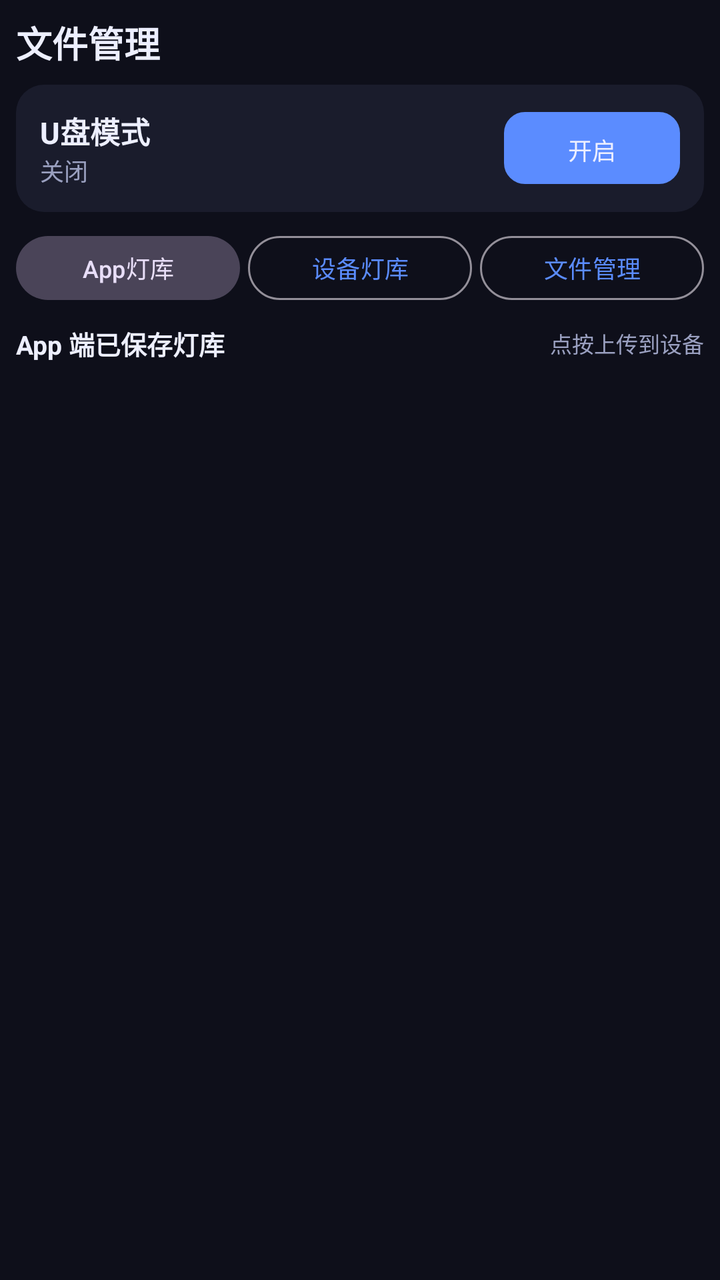
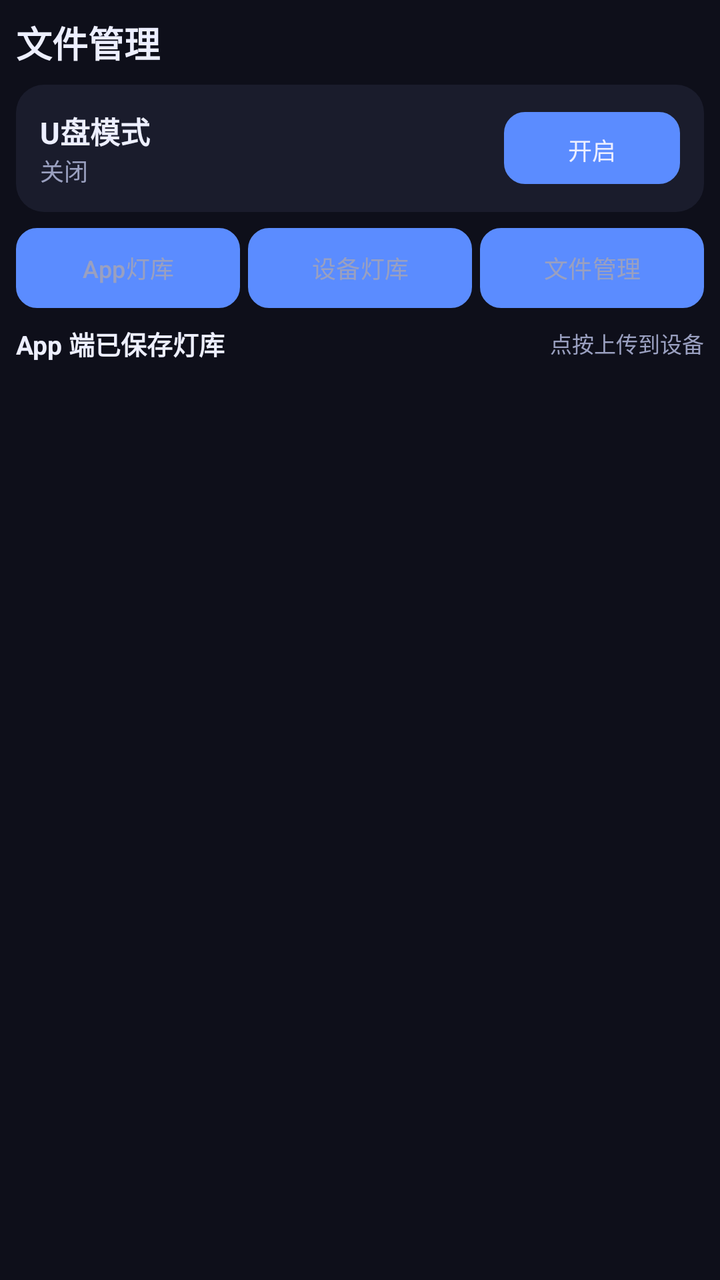

Before-and-after screenshots of an Android layout around one commit, followed by the original layout XML and the change that was made.
<!-- AndroidManifest.xml: application theme Theme.StageDMX -->
<!-- res/layout/page_storage.xml -->
<?xml version="1.0" encoding="utf-8"?>
<LinearLayout xmlns:android="http://schemas.android.com/apk/res/android"
    android:layout_width="match_parent"
    android:layout_height="match_parent"
    android:orientation="vertical"
    android:background="@color/bg"
    android:padding="8dp">

    <TextView
        android:layout_width="match_parent"
        android:layout_height="wrap_content"
        android:text="文件管理"
        android:textColor="@color/text"
        android:textSize="18sp"
        android:textStyle="bold"
        android:paddingBottom="8dp" />

    
    <LinearLayout
        android:layout_width="match_parent"
        android:layout_height="wrap_content"
        android:orientation="horizontal"
        android:gravity="center_vertical"
        android:background="@drawable/bg_card"
        android:padding="12dp"
        android:layout_marginBottom="8dp">
        <LinearLayout
            android:layout_width="0dp"
            android:layout_height="wrap_content"
            android:layout_weight="1"
            android:orientation="vertical">
            <TextView
                android:layout_width="wrap_content"
                android:layout_height="wrap_content"
                android:text="U盘模式"
                android:textColor="@color/text"
                android:textSize="15sp"
                android:textStyle="bold" />
            <TextView
                android:id="@+id/tvMscStatus"
                android:layout_width="wrap_content"
                android:layout_height="wrap_content"
                android:text="关闭"
                android:textColor="@color/textDim"
                android:textSize="12sp" />
        </LinearLayout>
        <Button
            android:id="@+id/swMsc"
            android:layout_width="wrap_content"
            android:layout_height="36dp"
            android:text="开启"
            android:textSize="12sp"
            android:textColor="@color/text"
            android:background="@drawable/bg_pill" />
    </LinearLayout>

    
    <LinearLayout
        android:layout_width="match_parent"
        android:layout_height="wrap_content"
        android:orientation="horizontal"
        android:layout_marginBottom="4dp">
        <Button
            android:id="@+id/btnAppLibs"
            style="@style/Widget.Material3.Button.TonalButton"
            android:layout_width="0dp"
            android:layout_weight="1"
            android:layout_height="40dp"
            android:text="App灯库"
            android:textSize="12sp"
            android:layout_marginEnd="4dp" />
        <Button
            android:id="@+id/btnDeviceLibs"
            style="@style/Widget.Material3.Button.OutlinedButton"
            android:layout_width="0dp"
            android:layout_weight="1"
            android:layout_height="40dp"
            android:text="设备灯库"
            android:textSize="12sp"
            android:layout_marginEnd="4dp" />
        <Button
            android:id="@+id/btnFileMgr"
            style="@style/Widget.Material3.Button.OutlinedButton"
            android:layout_width="0dp"
            android:layout_weight="1"
            android:layout_height="40dp"
            android:text="文件管理"
            android:textSize="12sp" />
    </LinearLayout>

    
    <Button
        android:id="@+id/btnNewFolder"
        style="@style/Widget.Material3.Button.OutlinedButton"
        android:layout_width="match_parent"
        android:layout_height="36dp"
        android:text="＋ 新建文件夹"
        android:textSize="12sp"
        android:visibility="gone" />

    
    <LinearLayout
        android:layout_width="match_parent"
        android:layout_height="wrap_content"
        android:orientation="horizontal"
        android:gravity="center_vertical"
        android:paddingVertical="4dp">
        <TextView
            android:id="@+id/tvListTitle"
            android:layout_width="0dp"
            android:layout_weight="1"
            android:layout_height="wrap_content"
            android:text="App 端已保存灯库"
            android:textColor="@color/text"
            android:textSize="13sp"
            android:textStyle="bold" />
        <Button
            android:id="@+id/btnGoUp"
            android:layout_width="wrap_content"
            android:layout_height="32dp"
            android:text="⬆ 上级"
            android:textSize="11sp"
            android:textColor="@color/text"
            android:background="@drawable/bg_pill"
            android:visibility="gone"
            android:layout_marginEnd="8dp" />
        <TextView
            android:id="@+id/tvListHint"
            android:layout_width="wrap_content"
            android:layout_height="wrap_content"
            android:text="点按上传到设备"
            android:textColor="@color/textDim"
            android:textSize="11sp" />
    </LinearLayout>

    <androidx.recyclerview.widget.RecyclerView
        android:id="@+id/rvFileList"
        android:layout_width="match_parent"
        android:layout_height="0dp"
        android:layout_weight="1" />
</LinearLayout>
<!-- resources referenced by this layout -->
<resources>
  <color name="bg">#0E0F1A</color>
  <color name="text">#EDEFFF</color>
  <color name="textDim">#9AA0C0</color>
  <!-- drawable bg_card (drawable) -->
  <?xml version="1.0" encoding="utf-8"?>
  <shape xmlns:android="http://schemas.android.com/apk/res/android" android:shape="rectangle">
      <solid android:color="@color/surface" />
      <corners android:radius="14dp" />
  </shape>
  <!-- drawable bg_pill (drawable) -->
  <?xml version="1.0" encoding="utf-8"?>
  <shape xmlns:android="http://schemas.android.com/apk/res/android" android:shape="rectangle">
      <solid android:color="@color/surface2" />
      <corners android:radius="10dp" />
      <stroke android:width="1dp" android:color="@color/surface2" />
  </shape>
  <style name="Theme.StageDMX" parent="Theme.Material3.Dark.NoActionBar">
          <item name="colorPrimary">@color/accent</item>
          <item name="colorOnPrimary">#FFFFFF</item>
          <item name="colorSecondary">@color/accent2</item>
          <item name="android:colorBackground">@color/bg</item>
          <item name="colorSurface">@color/surface</item>
          <item name="android:windowLightStatusBar">false</item>
          <item name="android:statusBarColor">@color/bg</item>
          <item name="android:navigationBarColor">@color/bg</item>
          <item name="alertDialogTheme">@style/AppDialogTheme</item>
      </style>
  <color name="surface">#1A1C2C</color>
  <color name="surface2">#24263A</color>
  <color name="accent">#5B8CFF</color>
  <color name="accent2">#FF5B8C</color>
  <style name="AppDialogTheme" parent="Theme.Material3.Dark.Dialog.Alert">
          <item name="colorPrimary">@color/accent</item>
          <item name="colorSurface">@color/surface</item>
          <item name="colorOnSurface">@color/text</item>
          <item name="android:colorBackground">@color/surface</item>
          <item name="colorOnSurfaceVariant">@color/textDim</item>
      </style>
</resources>

<!-- the commit's change to res/layout/page_storage.xml (unified diff, before → after) -->
@@ -62,30 +62,33 @@
         android:layout_marginBottom="4dp">
         <Button
             android:id="@+id/btnAppLibs"
-            style="@style/Widget.Material3.Button.TonalButton"
             android:layout_width="0dp"
             android:layout_weight="1"
             android:layout_height="40dp"
             android:text="App灯库"
             android:textSize="12sp"
+            android:textColor="@color/textDim"
+            android:background="@drawable/bg_pill"
             android:layout_marginEnd="4dp" />
         <Button
             android:id="@+id/btnDeviceLibs"
-            style="@style/Widget.Material3.Button.OutlinedButton"
             android:layout_width="0dp"
             android:layout_weight="1"
             android:layout_height="40dp"
             android:text="设备灯库"
             android:textSize="12sp"
+            android:textColor="@color/textDim"
+            android:background="@drawable/bg_pill"
             android:layout_marginEnd="4dp" />
         <Button
             android:id="@+id/btnFileMgr"
-            style="@style/Widget.Material3.Button.OutlinedButton"
             android:layout_width="0dp"
             android:layout_weight="1"
             android:layout_height="40dp"
             android:text="文件管理"
-            android:textSize="12sp" />
+            android:textSize="12sp"
+            android:textColor="@color/textDim"
+            android:background="@drawable/bg_pill" />
     </LinearLayout>
 
     
